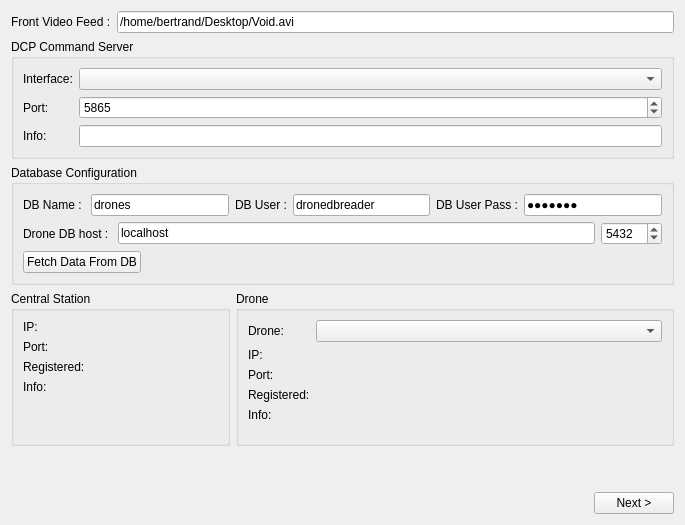
This is CommandStation/configurationpanel.ui in bertrandF/Drone as Qt 5 draws it before an edit. The edited form follows.
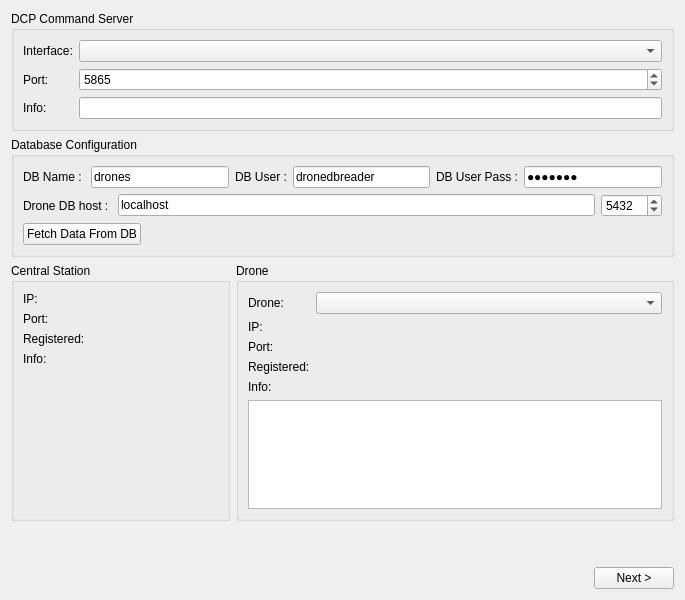
This is the edited form.

Commit message: Configuration panel gets the drones' video url from the videos table and pass it to command panel via the droneVideos field.

Diff of the .ui file:
```diff
--- a/CommandStation/configurationpanel.ui
+++ b/CommandStation/configurationpanel.ui
@@ -7,7 +7,7 @@
     <x>0</x>
     <y>0</y>
     <width>685</width>
-    <height>525</height>
+    <height>600</height>
    </rect>
   </property>
   <property name="sizePolicy">
@@ -20,39 +20,6 @@
    <string>Form</string>
   </property>
   <layout class="QVBoxLayout" name="verticalLayout">
-   <item>
-    <layout class="QHBoxLayout" name="horizontalLayout">
-     <item>
-      <widget class="QLabel" name="label">
-       <property name="sizePolicy">
-        <sizepolicy hsizetype="Fixed" vsizetype="Fixed">
-         <horstretch>0</horstretch>
-         <verstretch>0</verstretch>
-        </sizepolicy>
-       </property>
-       <property name="text">
-        <string>Front Video Feed :</string>
-       </property>
-      </widget>
-     </item>
-     <item>
-      <widget class="QLineEdit" name="frontVideoUrl">
-       <property name="sizePolicy">
-        <sizepolicy hsizetype="Expanding" vsizetype="Fixed">
-         <horstretch>0</horstretch>
-         <verstretch>0</verstretch>
-        </sizepolicy>
-       </property>
-       <property name="text">
-        <string>/home/bertrand/Desktop/Void.avi</string>
-       </property>
-       <property name="alignment">
-        <set>Qt::AlignLeading|Qt::AlignLeft|Qt::AlignVCenter</set>
-       </property>
-      </widget>
-     </item>
-    </layout>
-   </item>
    <item>
     <widget class="QGroupBox" name="groupBox_3">
      <property name="sizePolicy">
@@ -388,6 +355,9 @@
           </property>
          </widget>
         </item>
+        <item row="5" column="0" colspan="2">
+         <widget class="QListWidget" name="droneVideosList"/>
+        </item>
        </layout>
        <zorder>dronesListComboBox</zorder>
        <zorder>droneListLabel</zorder>
```
Left out of the diff: 1 changed line with no effect on the pictures. The commit also changes 3 other files.
